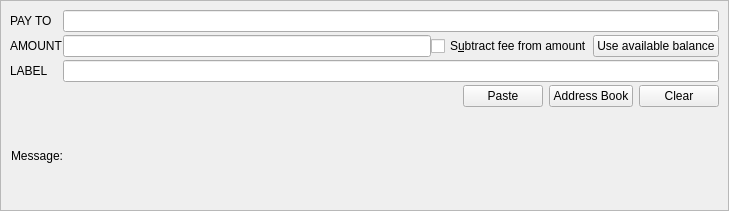
This is src/qt/forms/sendcoinsentry.ui in galactrum/galactrum as Qt 5 draws it before an edit. The edited form follows.
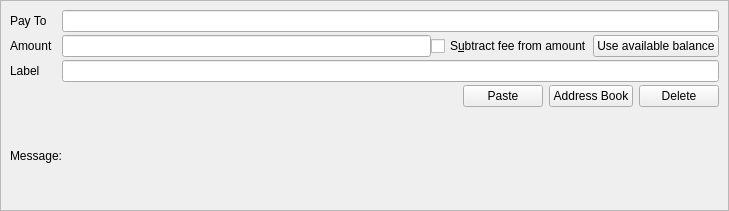
This is the edited form. Icons and pictures are not drawn. Custom widgets are drawn as their Qt base class.

Patch:
```diff
--- a/src/qt/forms/sendcoinsentry.ui
+++ b/src/qt/forms/sendcoinsentry.ui
@@ -65,7 +65,7 @@
       <item>
        <widget class="QPushButton" name="deleteButton">
         <property name="text">
-         <string>Clear</string>
+         <string>Delete</string>
         </property>
        </widget>
       </item>
@@ -107,7 +107,7 @@
     <item row="0" column="0">
      <widget class="QLabel" name="payToLabel">
       <property name="text">
-       <string>PAY TO</string>
+       <string>Pay To</string>
       </property>
       <property name="alignment">
        <set>Qt::AlignLeading|Qt::AlignLeft|Qt::AlignVCenter</set>
@@ -120,7 +120,7 @@
     <item row="4" column="0">
      <widget class="QLabel" name="labelLabel">
       <property name="text">
-       <string>LABEL</string>
+       <string>Label</string>
       </property>
       <property name="alignment">
        <set>Qt::AlignLeading|Qt::AlignLeft|Qt::AlignVCenter</set>
@@ -133,7 +133,7 @@
     <item row="2" column="0">
      <widget class="QLabel" name="amountLabel">
       <property name="text">
-       <string>AMOUNT</string>
+       <string>Amount</string>
       </property>
       <property name="alignment">
        <set>Qt::AlignLeading|Qt::AlignLeft|Qt::AlignVCenter</set>
```
